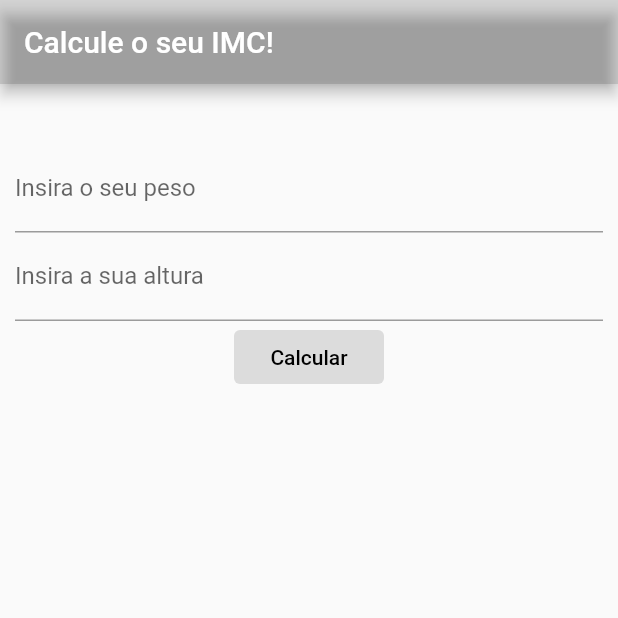
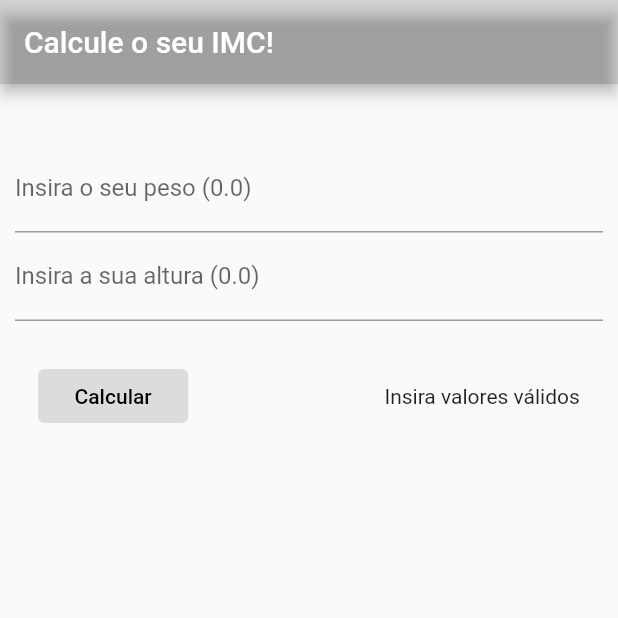
Before and after one commit to prgalhardo/calcular-imc-flutter, a Flutter app: the screen it shows after launch, after a tap on "Calcular", on a phone screen of 412 x 824 dp, the top half of it. Run offline on Flutter 3.47's test engine with Material 2 defaults, Android fonts, the phone set to English and light mode, and no system bars.

Commit message:
Correção formulário para calcular IMC

```diff
--- a/myapp/lib/classes/calculate_imc.dart
+++ /dev/null
@@ -1,6 +0,0 @@
-class CalculateImc {
-  double calculateImc(double peso, double altura) {
-    double calculateImc = peso / altura * altura;
-    return calculateImc;
-  }
-}
--- a/myapp/lib/classes/imc.dart
+++ /dev/null
@@ -1,11 +0,0 @@
-class IMC {
-  double peso;
-  double altura;
-  double imc;
-
-  IMC({
-    required this.peso,
-    required this.altura,
-    required this.imc
-  });
-}
--- a/myapp/lib/pages/home_page.dart
+++ b/myapp/lib/pages/home_page.dart
@@ -1,5 +1,4 @@
 import 'package:flutter/material.dart';
-import '../classes/calculate_imc.dart';
 
 class HomePage extends StatefulWidget {
   const HomePage({Key? key}) : super(key: key);
@@ -10,48 +9,36 @@ class HomePage extends StatefulWidget {
 
 class _HomePageState extends State<HomePage> {
 
-  double? peso;
-  double? altura;
-  var imcCalculator = CalculateImc();
+  TextEditingController pesoController = TextEditingController();
+  TextEditingController alturaController = TextEditingController();
+  String resultado = '';
 
   @override
   Widget build(BuildContext context) {
     return Scaffold(
       appBar: AppBar(
-        title: Text("Calcule o seu IMC!"),
+        title: const Text("Calcule o seu IMC!"),
         backgroundColor: Colors.black12,
       ),
       body: Padding(
-        padding: EdgeInsets.symmetric(vertical: 40, horizontal: 10),
+        padding: const EdgeInsets.symmetric(vertical: 40, horizontal: 10),
         child: Form(
           child: Column(
             children: [
               TextFormField(
+                controller: pesoController,
                 keyboardType: TextInputType.number,
                 decoration: const InputDecoration(
-                  labelText: 'Insira o seu peso'
+                  labelText: 'Insira o seu peso (0.0)'
                 ),
-                onChanged: (value) {
-                  peso = double.parse(value);
-                },
-                validator: (value) {
-                  if (value == null || value.isEmpty || double.parse(value) <= 0) {
-                    return 'Valor inválido!';
-                  }
-                }),
-                TextFormField(
+              ),
+              TextFormField(
+                controller: alturaController,
                 keyboardType: TextInputType.number,
                 decoration: const InputDecoration(
-                  labelText: 'Insira a sua altura'
+                  labelText: 'Insira a sua altura (0.0)'
                 ),
-                onChanged: (value) {
-                  altura = double.parse(value);
-                },
-                validator: (value) {
-                  if (value == null || value.isEmpty || double.parse(value) <= 0) {
-                    return 'Valor inválido!';
-                  }
-                }),
+              ),
               Row(
                 mainAxisAlignment: MainAxisAlignment.spaceEvenly,
                 children: [
@@ -62,10 +49,7 @@ class _HomePageState extends State<HomePage> {
                         backgroundColor: MaterialStatePropertyAll(Colors.black12)
                       ),
                       onPressed: () {
-                        imcCalculator;
-                        setState(() {
-                          'Seu IMC é ${imcCalculator.calculateImc(peso!, altura!)}';
-                        });
+                        imcCalculator();
                       },
                       child: const Text(
                         'Calcular',
@@ -73,6 +57,11 @@ class _HomePageState extends State<HomePage> {
                       ),
                     ),
                   ),
+                  const SizedBox(
+                    width: 100,
+                    height: 100,
+                  ),
+                  Text(resultado),
                 ],
               ),
             ],
@@ -81,4 +70,20 @@ class _HomePageState extends State<HomePage> {
       ),
     );
   }
+
+  void imcCalculator() {
+    double peso = double.tryParse(pesoController.text) ?? 0.0;
+    double altura = double.tryParse(alturaController.text) ?? 0.0;
+
+    if (peso > 0 && altura > 0) {
+      double imc = peso / (altura * altura);
+      setState(() {
+        resultado = 'Seu IMC é ${imc.toStringAsFixed(2)}';
+      });
+    } else {
+      setState(() {
+        resultado = 'Insira valores válidos';
+      });
+    }
+  }
 }
```
